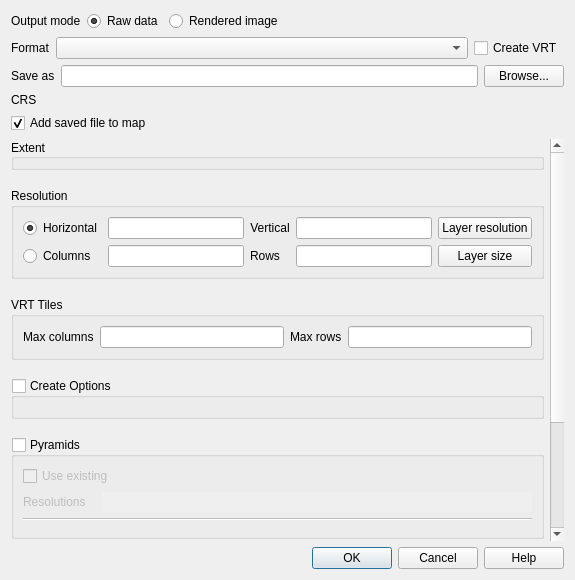
Qt form src/ui/qgsrasterlayersaveasdialogbase.ui (qgis/QGIS) before a commit.
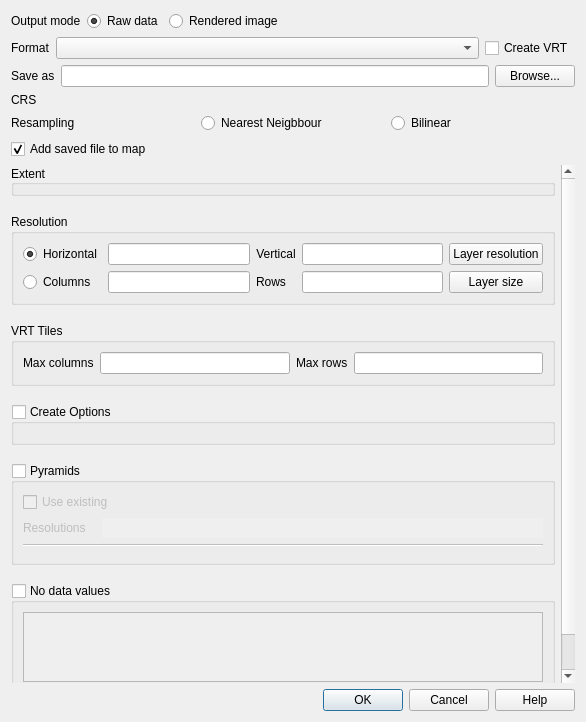
The same form after that commit. Icons and pictures are not drawn. Custom widgets are drawn as their Qt base class.

Commit message: Add resample to raster save as dialog

```diff
--- a/src/ui/qgsrasterlayersaveasdialogbase.ui
+++ b/src/ui/qgsrasterlayersaveasdialogbase.ui
@@ -6,8 +6,8 @@
    <rect>
     <x>0</x>
     <y>0</y>
-    <width>575</width>
-    <height>580</height>
+    <width>586</width>
+    <height>722</height>
    </rect>
   </property>
   <property name="windowTitle">
@@ -163,6 +163,31 @@
      </item>
     </layout>
    </item>
+   <item>
+    <layout class="QHBoxLayout" name="horizontalLayout_2">
+     <item>
+      <widget class="QLabel" name="mResampLabel">
+       <property name="text">
+        <string>Resampling</string>
+       </property>
+      </widget>
+     </item>
+     <item>
+      <widget class="QRadioButton" name="mNearestRadioButton">
+       <property name="text">
+        <string>Nearest Neigbbour</string>
+       </property>
+      </widget>
+     </item>
+     <item>
+      <widget class="QRadioButton" name="mBilinearRadioButton">
+       <property name="text">
+        <string>Bilinear</string>
+       </property>
+      </widget>
+     </item>
+    </layout>
+   </item>
    <item>
     <widget class="QCheckBox" name="mAddToCanvas">
      <property name="text">
@@ -189,8 +214,8 @@
        <rect>
         <x>0</x>
         <y>0</y>
-        <width>541</width>
-        <height>754</height>
+        <width>551</width>
+        <height>543</height>
        </rect>
       </property>
       <layout class="QVBoxLayout" name="verticalLayout_5">
```
Left out of the diff: 4 changed lines with no effect on the pictures.
